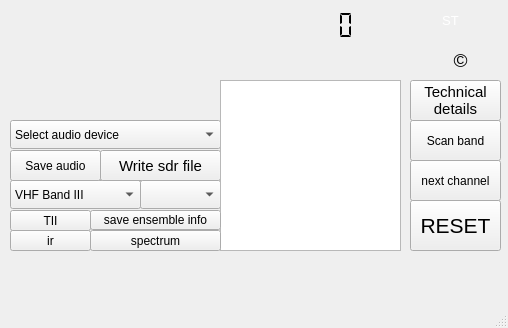
Qt form forms/dabradio.ui (JvanKatwijk/sdrplayDab) before a commit.
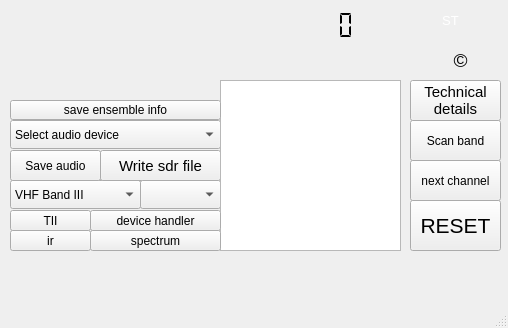
The same form after that commit.

Patch:
```diff
--- a/forms/dabradio.ui
+++ b/forms/dabradio.ui
@@ -109,7 +109,7 @@
     <property name="geometry">
      <rect>
       <x>10</x>
-      <y>100</y>
+      <y>80</y>
       <width>211</width>
       <height>21</height>
      </rect>
@@ -414,9 +414,9 @@
    <widget class="QPushButton" name="saveEnsembleData">
     <property name="geometry">
      <rect>
-      <x>90</x>
-      <y>210</y>
-      <width>131</width>
+      <x>10</x>
+      <y>100</y>
+      <width>211</width>
       <height>20</height>
      </rect>
     </property>
@@ -507,6 +507,19 @@
      <string/>
     </property>
    </widget>
+   <widget class="QPushButton" name="show_deviceHandler">
+    <property name="geometry">
+     <rect>
+      <x>90</x>
+      <y>210</y>
+      <width>131</width>
+      <height>21</height>
+     </rect>
+    </property>
+    <property name="text">
+     <string>device handler</string>
+    </property>
+   </widget>
   </widget>
   <widget class="QStatusBar" name="statusbar"/>
  </widget>
```
